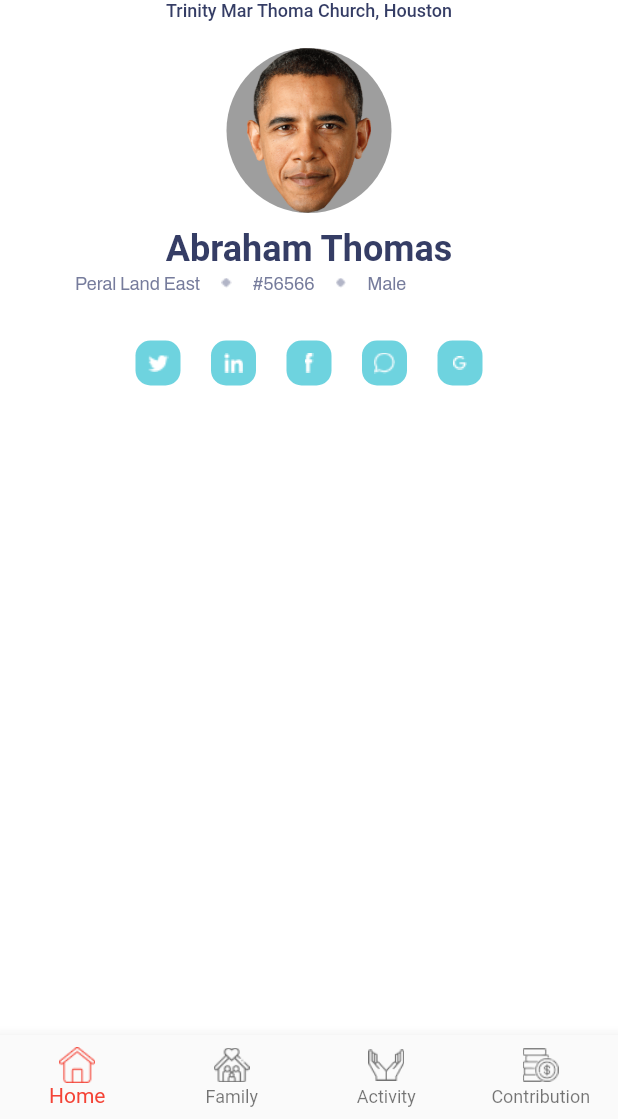
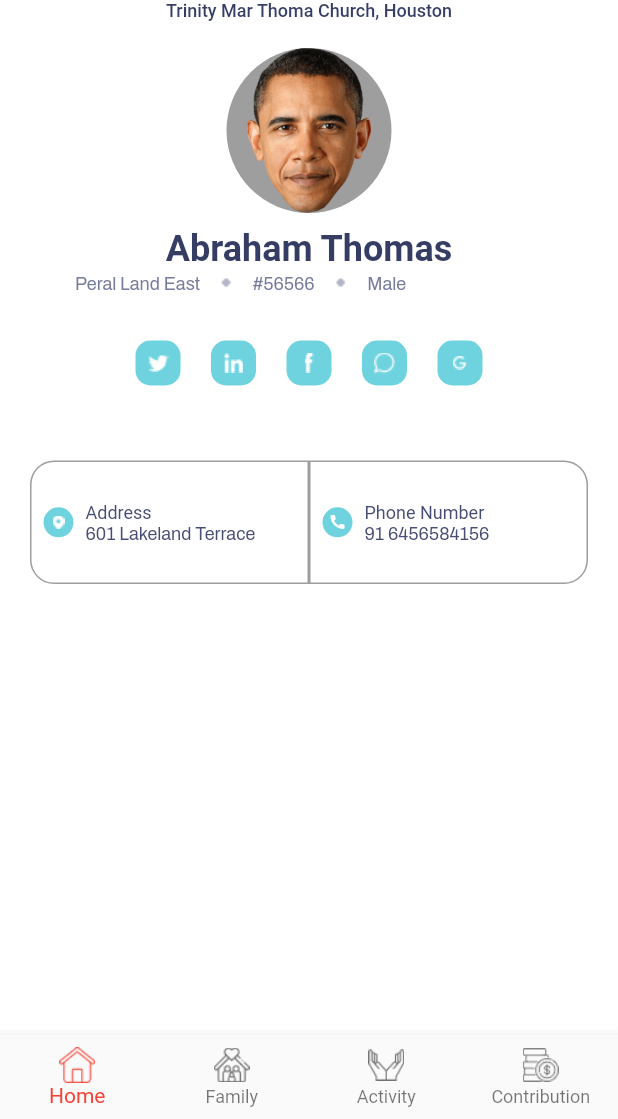
Before and after one commit to mayurpatil2991997/edstem_task_flutter, a Flutter app: the screen it shows after launch, on a phone screen of 412 x 824 dp, the part 117-1236 px from its top. Run offline on Flutter 3.47's test engine with Material 2 defaults, Android fonts, the phone set to English and light mode, and no system bars; our stand-ins replace google_fonts; Roboto replaces fonts that are missing (Playfair Display SC).

Commit message:
Added user detail widget

```diff
--- a/lib/screens/my_profile/my_profile_screen.dart
+++ b/lib/screens/my_profile/my_profile_screen.dart
@@ -1,5 +1,6 @@
 import 'package:edstem_demo_project/widgets/appbar/app_bar_widgets.dart';
 import 'package:edstem_demo_project/widgets/social_icon_container/social_icon_container_widget.dart';
+import 'package:edstem_demo_project/widgets/user_details/user_details_widget.dart';
 import 'package:edstem_demo_project/widgets/user_image/user_image_widget.dart';
 import 'package:flutter/material.dart';
 
@@ -29,6 +30,10 @@ class _MyProfileScreenState extends State<MyProfileScreen> {
               color: Color.fromRGBO(110, 211, 223, 10),
               radius: 10.0,
             ),
+            SizedBox(
+              height: 20.0,
+            ),
+            UserDetailsWidget(),
           ],
         ),
       ),
--- /dev/null
+++ b/lib/widgets/user_details/user_details_widget.dart
@@ -0,0 +1,138 @@
+import 'package:edstem_demo_project/widgets/text/text_widget.dart';
+import 'package:flutter/material.dart';
+
+class UserDetailsWidget extends StatefulWidget {
+  const UserDetailsWidget({Key? key}) : super(key: key);
+
+  @override
+  _UserDetailsWidgetState createState() => _UserDetailsWidgetState();
+}
+
+class _UserDetailsWidgetState extends State<UserDetailsWidget> {
+  @override
+  Widget build(BuildContext context) {
+    double height = MediaQuery.of(context).size.height;
+    double width = MediaQuery.of(context).size.width;
+    return Padding(
+      padding: const EdgeInsets.symmetric(horizontal: 20.0),
+      child: Row(
+        // mainAxisAlignment: MainAxisAlignment.spaceBetween,
+        children: <Widget>[
+          Expanded(
+            flex: 1,
+            child: Container(
+              height: height * 0.1,
+              width: width * 0.6,
+              decoration: BoxDecoration(
+                  // color: Colors.red,
+                  borderRadius: const BorderRadius.only(
+                    topLeft: Radius.circular(16),
+                    bottomLeft: Radius.circular(16),
+                  ),
+                  border: Border.all(color: Colors.grey)),
+              child: Row(
+                children: [
+                  const SizedBox(
+                    width: 8.0,
+                  ),
+                  Container(
+                    height: 20.0,
+                    width: 20.0,
+                    decoration: BoxDecoration(
+                      color: const Color.fromRGBO(110, 211, 223, 10),
+                      borderRadius: BorderRadius.circular(10.0),
+                      image: const DecorationImage(
+                        image: AssetImage('assets/images/location.png'),
+                      ),
+                    ),
+                  ),
+                  const SizedBox(
+                    width: 8.0,
+                  ),
+                  Column(
+                    mainAxisAlignment: MainAxisAlignment.center,
+                    crossAxisAlignment: CrossAxisAlignment.start,
+                    children: const [
+                      TextWidget(
+                        userName: "Address",
+                        family: "Playfair Display SC",
+                        textColor: Color.fromRGBO(71, 78, 115, 10),
+                        textSize: 12.0,
+                        fontWeight: FontWeight.normal,
+                      ),
+                      TextWidget(
+                        userName: "601 Lakeland Terrace",
+                        family: "Archivo",
+                        textColor: Color.fromRGBO(71, 78, 115, 10),
+                        textSize: 12.0,
+                        fontWeight: FontWeight.normal,
+                      )
+                    ],
+                  ),
+                ],
+              ),
+            ),
+          ),
+          // Container(child: const VerticalDivider(color: Colors.red)),
+          Expanded(
+            flex: 1,
+            child: Container(
+              height: height * 0.1,
+              width: width * 0.6,
+              decoration: BoxDecoration(
+                border: Border.all(color: Colors.grey),
+                borderRadius: const BorderRadius.only(
+                  topRight: Radius.circular(16),
+                  bottomRight: Radius.circular(16),
+                ),
+              ),
+              child: Row(
+                children: [
+                  const SizedBox(
+                    width: 8.0,
+                  ),
+                  Container(
+                    height: 20.0,
+                    width: 20.0,
+                    decoration: BoxDecoration(
+                      color: const Color.fromRGBO(110, 211, 223, 10),
+                      borderRadius: BorderRadius.circular(10.0),
+                    ),
+                    child: const Icon(
+                      Icons.call,
+                      size: 12.0,
+                      color: Colors.white,
+                    ),
+                  ),
+                  const SizedBox(
+                    width: 8.0,
+                  ),
+                  Column(
+                    mainAxisAlignment: MainAxisAlignment.center,
+                    crossAxisAlignment: CrossAxisAlignment.start,
+                    children: const [
+                      TextWidget(
+                        userName: "Phone Number",
+                        family: "Playfair Display SC",
+                        textColor: Color.fromRGBO(71, 78, 115, 10),
+                        textSize: 12.0,
+                        fontWeight: FontWeight.normal,
+                      ),
+                      TextWidget(
+                        userName: "91 6456584156",
+                        family: "Archivo",
+                        textColor: Color.fromRGBO(71, 78, 115, 10),
+                        textSize: 12.0,
+                        fontWeight: FontWeight.normal,
+                      )
+                    ],
+                  ),
+                ],
+              ),
+            ),
+          ),
+        ],
+      ),
+    );
+  }
+}
--- a/pubspec.yaml
+++ b/pubspec.yaml
@@ -35,3 +35,4 @@ flutter:
   - assets/images/facebook.png
   - assets/images/google.png
   - assets/images/whatsapp.png
+  - assets/images/location.png
```
Also changed, not shown: assets/images/location.png (added).
